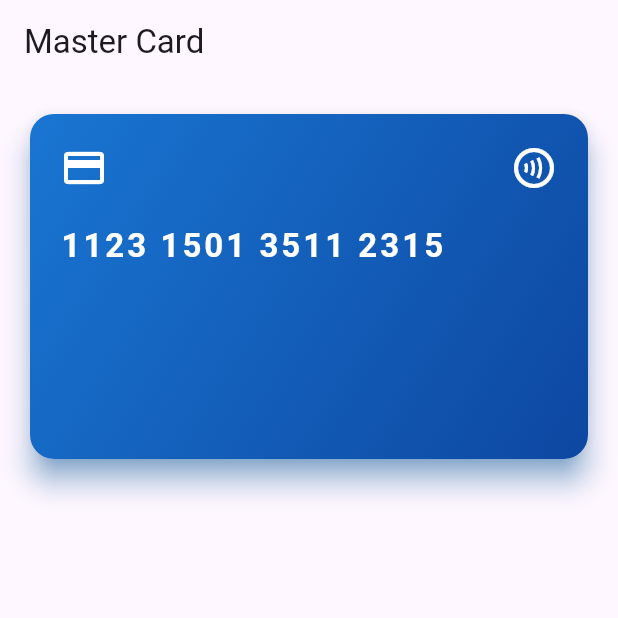
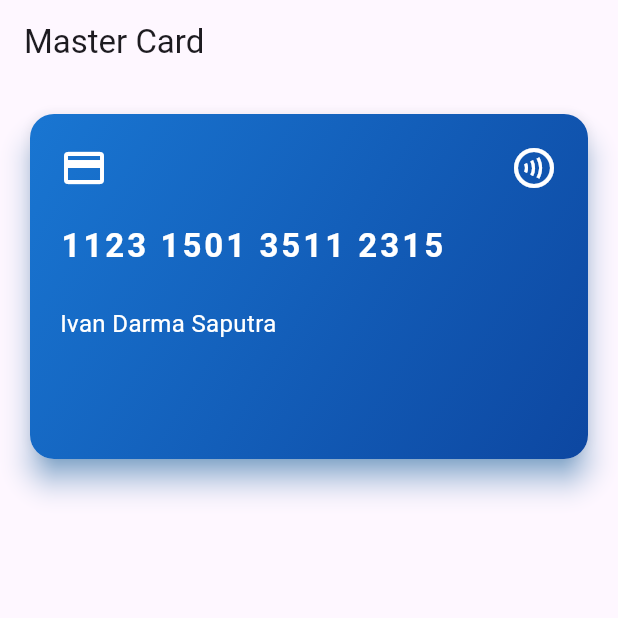
Before and after one commit to GUYwithPTSD/tugas_week8_1123150135, a Flutter app: the screen it shows after launch, on a phone screen of 412 x 824 dp, the top half of it. Run offline on Flutter 3.47's test engine with Material 3 defaults, Android fonts, the phone set to English and light mode, and no system bars.

Commit message:
membuat nama kartu

```diff
--- a/lib/pages/mastercard.dart
+++ b/lib/pages/mastercard.dart
@@ -64,6 +64,18 @@
                             ),
 
                             const SizedBox(height: 25),
+                            Row(
+                              mainAxisAlignment: MainAxisAlignment.spaceBetween,
+                              children: [
+                                const Text(
+                                  "Ivan Darma Saputra",
+                                  style: TextStyle(
+                                    fontSize: 16.0,
+                                    color: Colors.white,
+                                  ),
+                                ),
+                              ],
+                            ),
                           ],
                         ),
                       ),
```
